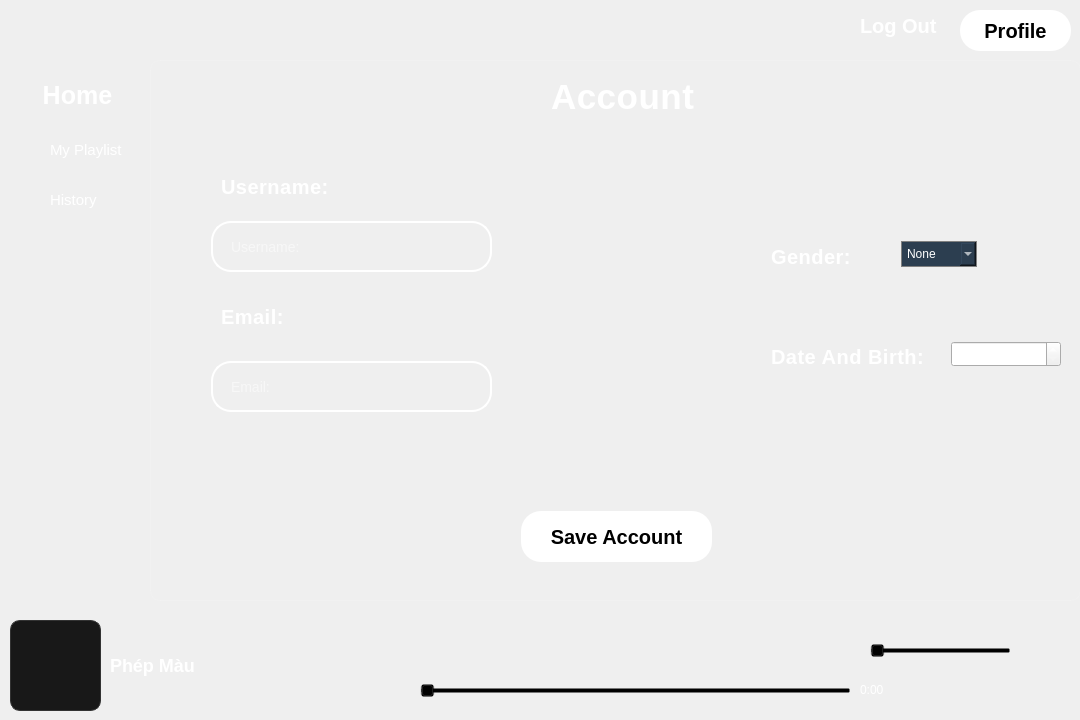
Before: the Qt Designer form ui/home.ui in RonneyJR/python-app, drawn with Qt 5.
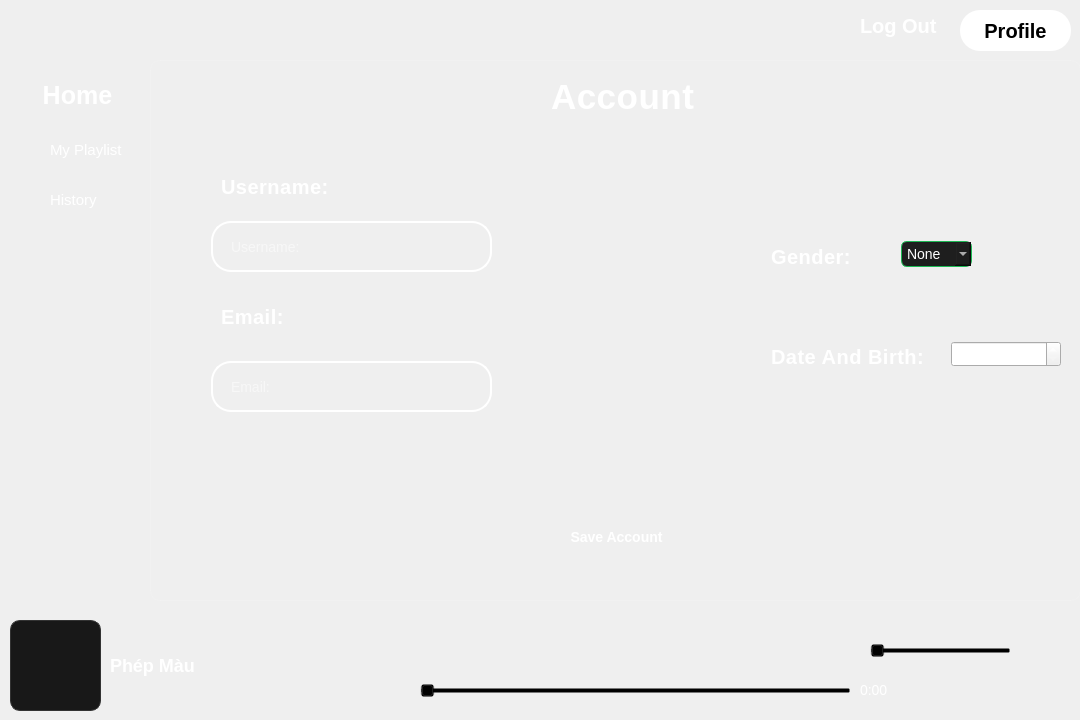
After: the same form once the commit is applied. The open tabs and pages were chosen to show the change. Icons and pictures are not drawn.

```diff
--- a/ui/home.ui
+++ b/ui/home.ui
@@ -14,17 +14,14 @@
    <string>Form</string>
   </property>
   <property name="styleSheet">
-   <string notr="true">QWidget {
-    background: qlineargradient(
-        spread:pad,
-        x1:0, y1:0,   /* bắt đầu ở trên */
-        x2:0, y2:1,   /* kéo xuống dưới */
-        stop:0 #0f2027,   /* đen đậm trên cùng */
-        stop:0.5 #203a43, /* xanh đậm ở giữa */
-        stop:1 #2c5364    /* xanh teal ở dưới */
+   <string notr="true">    background: qlineargradient(
+        x1:0, y1:0, x2:1, y2:1,
+        stop:0 #0f3d23,   /* xanh lá đậm */
+        stop:1 #121212    /* đen Spotify */
     );
-}background-color:rgb(79,79,79)
-</string>
+    color: white;
+    font-family: Arial, Helvetica, sans-serif;
+    font-size: 14px;</string>
   </property>
   <widget class="QSlider" name="slider_duration">
    <property name="geometry">
@@ -340,13 +337,26 @@
       </rect>
      </property>
      <property name="styleSheet">
-      <string notr="true"> background-color: white;
-    color: black;
-    border: none;
-    border-radius: 20px;
-    padding: 10px;
+      <string notr="true">/* QPushButton */
+QPushButton {
+    background-color: qlineargradient(
+        x1:0, y1:0, x2:0, y2:1,
+        stop:0 #1DB954, stop:1 #15883e
+    );
+    color: white;
+    border-radius: 8px;
+    padding: 6px 12px;
     font-weight: bold;
-    font-size: 20px;</string>
+}
+QPushButton:hover {
+    background-color: qlineargradient(
+        x1:0, y1:0, x2:0, y2:1,
+        stop:0 #1ed760, stop:1 #1aa34a
+    );
+}
+QPushButton:pressed {
+    background-color: #0d5727;
+}</string>
      </property>
      <property name="text">
       <string>Save Account</string>
@@ -379,26 +389,24 @@
       <rect>
        <x>750</x>
        <y>180</y>
-       <width>76</width>
+       <width>71</width>
        <height>26</height>
       </rect>
      </property>
      <property name="styleSheet">
-      <string notr="true">
-    QComboBox {
-        color: white;  /* màu chữ ở combobox */
-        background-color: #2c3e50; /* nền combobox */
-        border: 1px solid gray;
-        padding: 5px;
-    }
-
-    QComboBox QAbstractItemView {
-        color: white;  /* màu chữ trong dropdown */
-        background-color: #34495e; /* nền dropdown */
-        selection-background-color: #1abc9c; /* nền khi chọn */
-        selection-color: black;  /* màu chữ khi chọn */
-    }
-</string>
+      <string notr="true">/* QComboBox */
+QComboBox {
+    background-color: #1e1e1e;
+    color: white;
+    border: 1px solid #1DB954;
+    border-radius: 6px;
+    padding: 5px;
+}
+QComboBox QAbstractItemView {
+    background-color: #2a2a2a;
+    selection-background-color: #15883e;
+    color: white;
+}</string>
      </property>
      <item>
       <property name="text">
```
Left out of the diff: 4 changed lines with no effect on the pictures.
